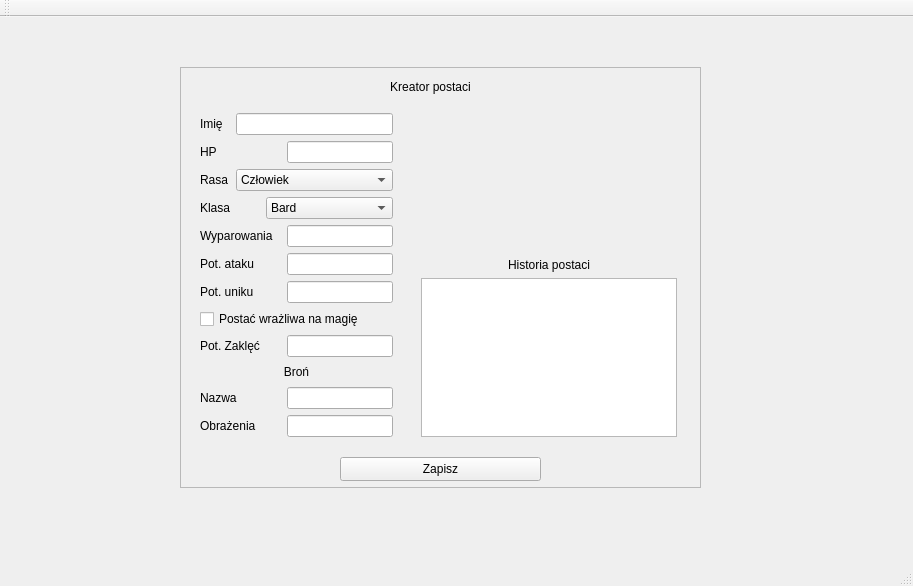
First picture: the form in GM_Util_Tool/GM_Util_Tool/app.ui, repository neliodass/TheWitcherRPG_GM_Tool, before the edit.
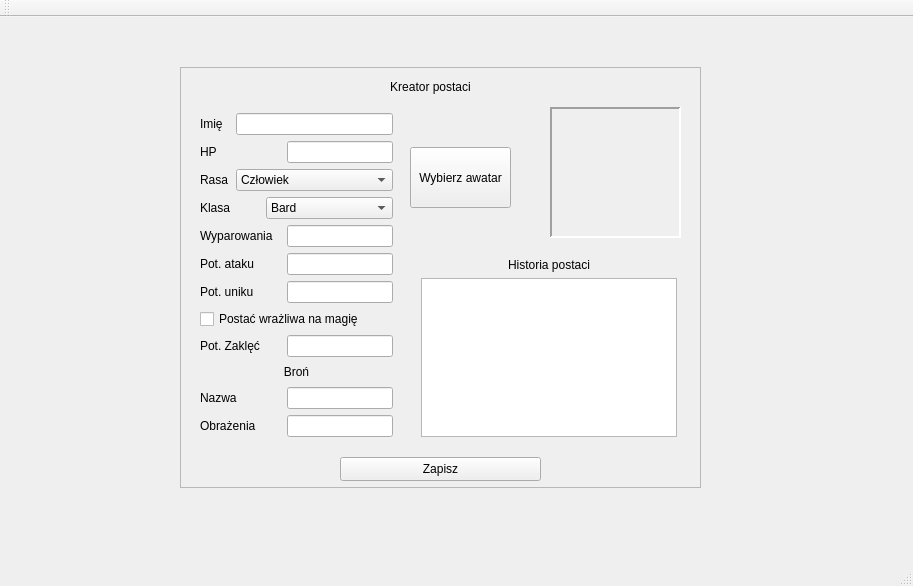
Second picture: the form after the edit.

Commit message: Added basic character avatar implementation

```diff
--- a/GM_Util_Tool/GM_Util_Tool/app.ui
+++ b/GM_Util_Tool/GM_Util_Tool/app.ui
@@ -64,6 +64,51 @@
       <string>&lt;html&gt;&lt;head/&gt;&lt;body&gt;&lt;p align=&quot;center&quot;&gt;Kreator postaci&lt;/p&gt;&lt;/body&gt;&lt;/html&gt;</string>
      </property>
     </widget>
+				<widget class="QFrame" name="frameAvatar">
+					<property name="geometry">
+						<rect>
+							<x>370</x>
+							<y>40</y>
+							<width>131</width>
+							<height>131</height>
+						</rect>
+					</property>
+					<property name="frameShape">
+						<enum>QFrame::Panel</enum>
+					</property>
+					<property name="frameShadow">
+						<enum>QFrame::Sunken</enum>
+					</property>
+					<property name="lineWidth">
+						<number>2</number>
+					</property>
+				</widget>
+				<widget class="QPushButton" name="buttonAvatarChoice">
+					<property name="geometry">
+						<rect>
+							<x>230</x>
+							<y>80</y>
+							<width>101</width>
+							<height>61</height>
+						</rect>
+					</property>
+					<property name="text">
+						<string>Wybierz awatar</string>
+					</property>
+				</widget>
+				<widget class="QLabel" name="avatar">
+					<property name="geometry">
+						<rect>
+							<x>370</x>
+							<y>40</y>
+							<width>131</width>
+							<height>131</height>
+						</rect>
+					</property>
+					<property name="text">
+						<string/>
+					</property>
+				</widget>
     <widget class="QWidget" name="layoutWidget_2">
      <property name="geometry">
       <rect>
@@ -86,7 +131,7 @@
       </item>
      </layout>
     </widget>
-    <widget class="QWidget" name="layoutWidget">
+				<widget class="QWidget" name="">
      <property name="geometry">
       <rect>
        <x>9</x>
```
Left out of the diff: 3 changed lines with no effect on the pictures. Lines whose indentation alone changed are shown as unchanged. The commit also changes 2 other files.
